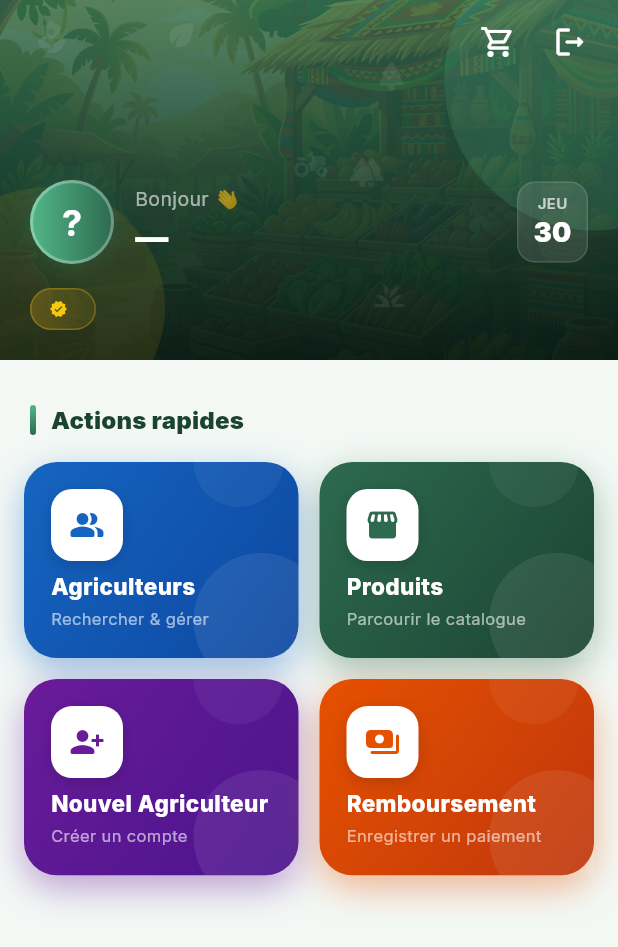
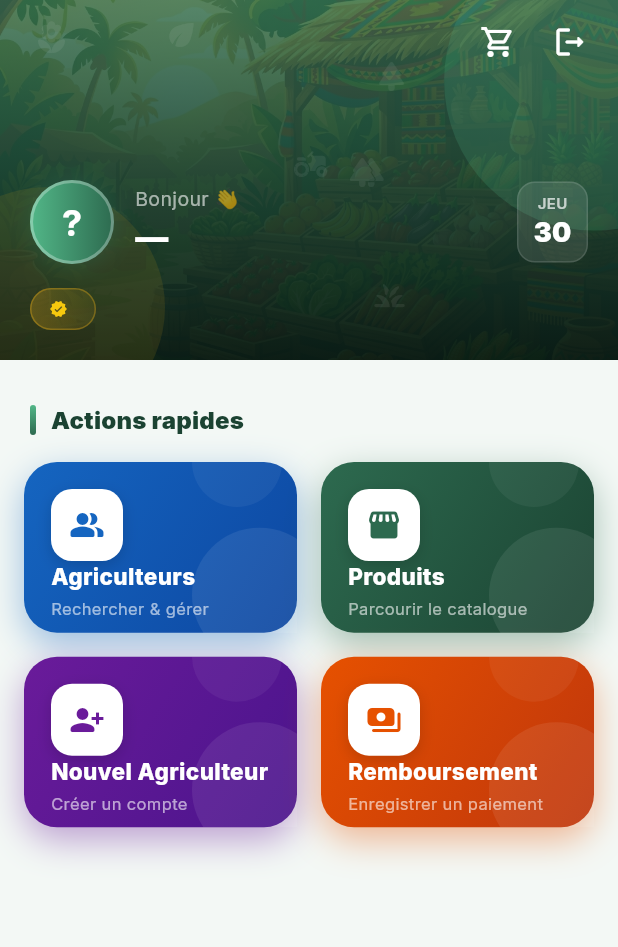
Before and after one commit to OmenP007/Frontend, a Flutter app: the HomeScreen screen opened by its route, on a phone screen of 412 x 824 dp. Shown: the top 947 px of the screen. Run offline on Flutter 3.47's test engine with Material 3 defaults, Android fonts, the phone set to English and light mode, and no system bars; our stand-ins replace dio, equatable, flutter_riverpod, flutter_secure_storage, go_router, google_fonts and 2 more; accounts and stored records are empty.

Commit message:
Update home_screen.dart

```diff
--- a/farmers_market_pos/lib/screens/home/home_screen.dart
+++ b/farmers_market_pos/lib/screens/home/home_screen.dart
@@ -354,11 +354,11 @@ class _HomeScreenState extends ConsumerState<HomeScreen>
                       ),
                     ),
                   ]),
-                  gridDelegate: SliverGridDelegateWithFixedCrossAxisCount(
-                    crossAxisCount: MediaQuery.of(context).size.width > 900 ? 4 : (MediaQuery.of(context).size.width > 600 ? 3 : 2),
-                    crossAxisSpacing: 14,
-                    mainAxisSpacing: 14,
-                    childAspectRatio: MediaQuery.of(context).size.width > 600 ? 1.1 : 1.4,
+                  gridDelegate: const SliverGridDelegateWithMaxCrossAxisExtent(
+                    maxCrossAxisExtent: 350,
+                    crossAxisSpacing: 16,
+                    mainAxisSpacing: 16,
+                    childAspectRatio: 1.6,
                   ),
                 ),
               ),
```
